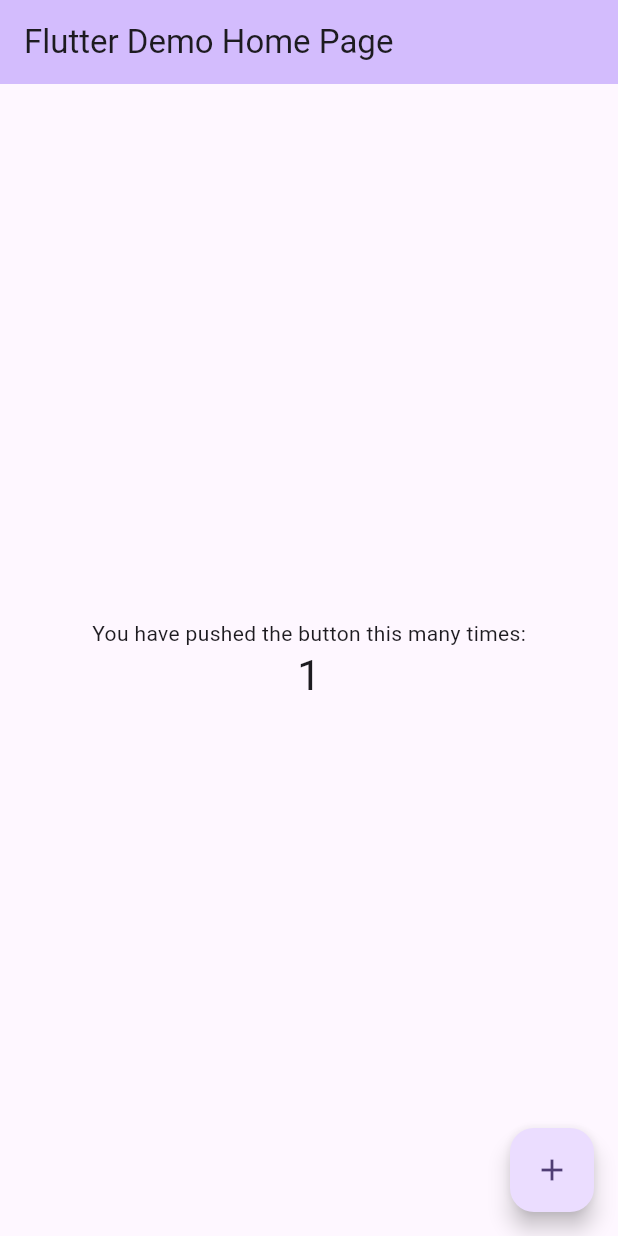
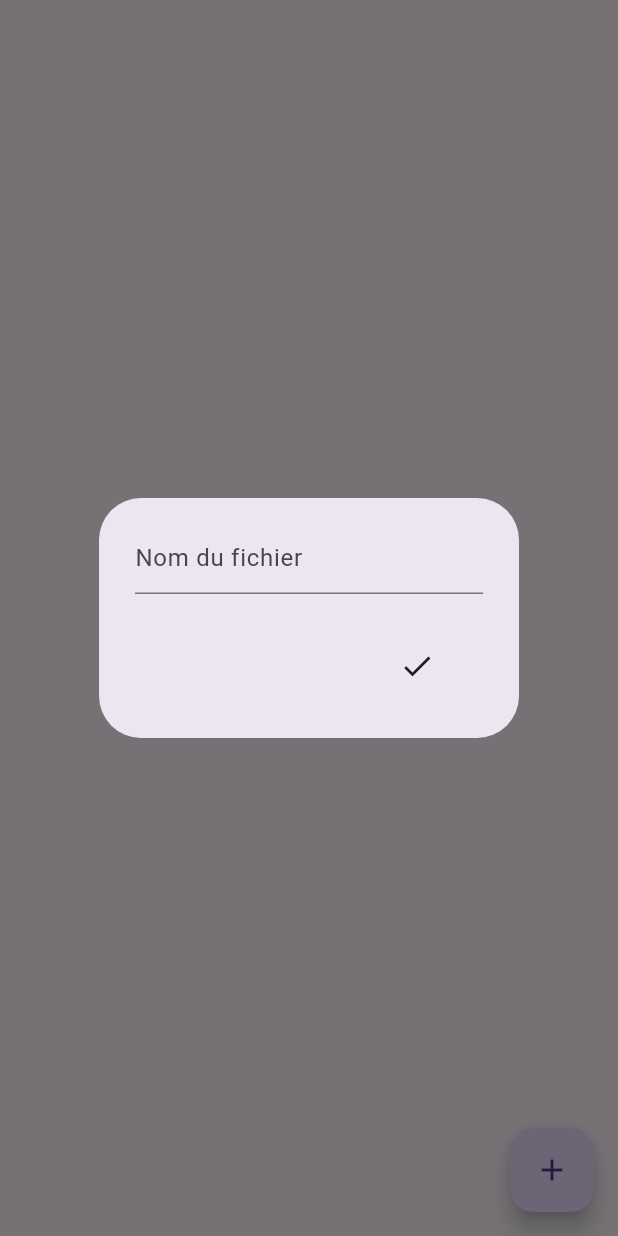
Before and after one commit to SanglierKevin/SportHub, a Flutter app: the screen it shows after launch, after a tap on the "add" icon, on a phone screen of 412 x 824 dp. Run offline on Flutter 3.47's test engine with Material 3 defaults, Android fonts, the phone set to English and light mode, and no system bars.

Commit message:
HomePage draft

```diff
--- a/sporthub/lib/main.dart
+++ b/sporthub/lib/main.dart
@@ -1,4 +1,5 @@
 import 'package:flutter/material.dart';
+import 'pages/home_page.dart';
 
 void main() {
   runApp(const MyApp());
@@ -7,119 +8,14 @@
 class MyApp extends StatelessWidget {
   const MyApp({super.key});
 
-  // This widget is the root of your application.
   @override
   Widget build(BuildContext context) {
     return MaterialApp(
-      title: 'Flutter Demo',
+      title: 'File Manager',
       theme: ThemeData(
-        // This is the theme of your application.
-        //
-        // TRY THIS: Try running your application with "flutter run". You'll see
-        // the application has a purple toolbar. Then, without quitting the app,
-        // try changing the seedColor in the colorScheme below to Colors.green
-        // and then invoke "hot reload" (save your changes or press the "hot
-        // reload" button in a Flutter-supported IDE, or press "r" if you used
-        // the command line to start the app).
-        //
-        // Notice that the counter didn't reset back to zero; the application
-        // state is not lost during the reload. To reset the state, use hot
-        // restart instead.
-        //
-        // This works for code too, not just values: Most code changes can be
-        // tested with just a hot reload.
-        colorScheme: ColorScheme.fromSeed(seedColor: Colors.deepPurple),
-        useMaterial3: true,
+        primarySwatch: Colors.blue,
       ),
-      home: const MyHomePage(title: 'Flutter Demo Home Page'),
+      home: const HomePage(),
     );
   }
 }
-
-class MyHomePage extends StatefulWidget {
-  const MyHomePage({super.key, required this.title});
-
-  // This widget is the home page of your application. It is stateful, meaning
-  // that it has a State object (defined below) that contains fields that affect
-  // how it looks.
-
-  // This class is the configuration for the state. It holds the values (in this
-  // case the title) provided by the parent (in this case the App widget) and
-  // used by the build method of the State. Fields in a Widget subclass are
-  // always marked "final".
-
-  final String title;
-
-  @override
-  State<MyHomePage> createState() => _MyHomePageState();
-}
-
-class _MyHomePageState extends State<MyHomePage> {
-  int _counter = 0;
-
-  void _incrementCounter() {
-    setState(() {
-      // This call to setState tells the Flutter framework that something has
-      // changed in this State, which causes it to rerun the build method below
-      // so that the display can reflect the updated values. If we changed
-      // _counter without calling setState(), then the build method would not be
-      // called again, and so nothing would appear to happen.
-      _counter++;
-    });
-  }
-
-  @override
-  Widget build(BuildContext context) {
-    // This method is rerun every time setState is called, for instance as done
-    // by the _incrementCounter method above.
-    //
-    // The Flutter framework has been optimized to make rerunning build methods
-    // fast, so that you can just rebuild anything that needs updating rather
-    // than having to individually change instances of widgets.
-    return Scaffold(
-      appBar: AppBar(
-        // TRY THIS: Try changing the color here to a specific color (to
-        // Colors.amber, perhaps?) and trigger a hot reload to see the AppBar
-        // change color while the other colors stay the same.
-        backgroundColor: Theme.of(context).colorScheme.inversePrimary,
-        // Here we take the value from the MyHomePage object that was created by
-        // the App.build method, and use it to set our appbar title.
-        title: Text(widget.title),
-      ),
-      body: Center(
-        // Center is a layout widget. It takes a single child and positions it
-        // in the middle of the parent.
-        child: Column(
-          // Column is also a layout widget. It takes a list of children and
-          // arranges them vertically. By default, it sizes itself to fit its
-          // children horizontally, and tries to be as tall as its parent.
-          //
-          // Column has various properties to control how it sizes itself and
-          // how it positions its children. Here we use mainAxisAlignment to
-          // center the children vertically; the main axis here is the vertical
-          // axis because Columns are vertical (the cross axis would be
-          // horizontal).
-          //
-          // TRY THIS: Invoke "debug painting" (choose the "Toggle Debug Paint"
-          // action in the IDE, or press "p" in the console), to see the
-          // wireframe for each widget.
-          mainAxisAlignment: MainAxisAlignment.center,
-          children: <Widget>[
-            const Text(
-              'You have pushed the button this many times:',
-            ),
-            Text(
-              '$_counter',
-              style: Theme.of(context).textTheme.headlineMedium,
-            ),
-          ],
-        ),
-      ),
-      floatingActionButton: FloatingActionButton(
-        onPressed: _incrementCounter,
-        tooltip: 'Increment',
-        child: const Icon(Icons.add),
-      ), // This trailing comma makes auto-formatting nicer for build methods.
-    );
-  }
-}
--- /dev/null
+++ b/sporthub/lib/pages/home_page.dart
@@ -0,0 +1,148 @@
+import 'dart:io';
+import 'package:flutter/material.dart';
+import 'file_content_page.dart'; // Import de la page FileContentPage
+
+class HomePage extends StatefulWidget {
+  const HomePage({super.key});
+
+  @override
+  State<HomePage> createState() => _HomePageState();
+}
+
+class _HomePageState extends State<HomePage> {
+  final textController = TextEditingController();
+  List<String> fileNames = [];
+  String? errorMessage;
+
+  @override
+  void initState() {
+    super.initState();
+    _listFiles();
+  }
+
+  // Méthode pour lister les fichiers dans le répertoire
+  void _listFiles() {
+    const String directory = "lib/sessions";
+    final dir = Directory(directory);
+    if (dir.existsSync()) {
+      setState(() {
+        fileNames = dir
+            .listSync()
+            .where((file) => file is File && file.path.endsWith('.txt'))
+            .map((file) {
+          String fileName = file.path.split('/').last;
+          return fileName.replaceAll('.txt', ''); // Retirer l'extension .txt
+        }).toList();
+
+        // Trier les noms de fichiers par ordre alphabétique
+        fileNames.sort();
+      });
+    }
+  }
+
+  _createTxt(String title) {
+    const String directory = "lib/sessions";
+    final File file = File('$directory/$title.txt');
+
+    // Vérifier si le fichier existe déjà
+    if (file.existsSync()) {
+      setState(() {
+        errorMessage = "Un fichier avec ce nom existe déjà.";
+      });
+    } else {
+      file.writeAsString("[]").then((_) {
+        // Mise à jour de la liste des fichiers après création
+        _listFiles();
+        Navigator.pop(context);
+      });
+    }
+  }
+
+  void test() {
+    textController
+        .clear(); // Vider le champ de texte à chaque ouverture de la boîte de dialogue
+    showDialog(
+      context: context,
+      builder: (context) => StatefulBuilder(
+        builder: (context, setState) {
+          return AlertDialog(
+            content: Column(
+              mainAxisSize: MainAxisSize.min,
+              children: [
+                TextField(
+                  controller: textController,
+                  decoration: InputDecoration(
+                    hintText: "Nom du fichier",
+                    errorText: errorMessage,
+                  ),
+                  onChanged: (value) {
+                    // Réinitialiser le message d'erreur quand le texte change
+                    if (errorMessage != null) {
+                      setState(() {
+                        errorMessage = null;
+                      });
+                    }
+                  },
+                ),
+              ],
+            ),
+            actions: [
+              MaterialButton(
+                onPressed: () {
+                  setState(() {
+                    _createTxt(textController.text);
+                  });
+                },
+                child: const Icon(Icons.done),
+              ),
+            ],
+          );
+        },
+      ),
+    );
+  }
+
+  void _onFileTap(String fileName) {
+    // Naviguer vers une autre page pour afficher le contenu du fichier
+    Navigator.push(
+      context,
+      MaterialPageRoute(
+        builder: (context) => FileContentPage(fileName: fileName),
+      ),
+    );
+  }
+
+  @override
+  Widget build(BuildContext context) {
+    return Scaffold(
+      floatingActionButton: FloatingActionButton(
+        onPressed: test,
+        child: const Icon(Icons.add),
+      ),
+      body: ListView.builder(
+        itemCount: fileNames.length,
+        itemBuilder: (context, index) {
+          return Padding(
+            padding: const EdgeInsets.symmetric(
+                vertical: 4.0), // Espacement vertical entre les boutons
+            child: Container(
+              width: double.infinity, // Prendre toute la largeur de l'écran
+              color: Colors.blue
+                  .shade100, // Couleur de base différente du fond de la page
+              child: InkWell(
+                onTap: () => _onFileTap(fileNames[index]), // Action au clic
+                child: Padding(
+                  padding: const EdgeInsets.all(16.0),
+                  child: Text(
+                    fileNames[index],
+                    style: TextStyle(fontSize: 18.0),
+                  ),
+                ),
+              ),
+            ),
+          );
+        },
+      ),
+    );
+  }
+}
```
Also changed, not shown: sporthub/lib/pages/file_content_page.dart (added, +37 -0 lines).
